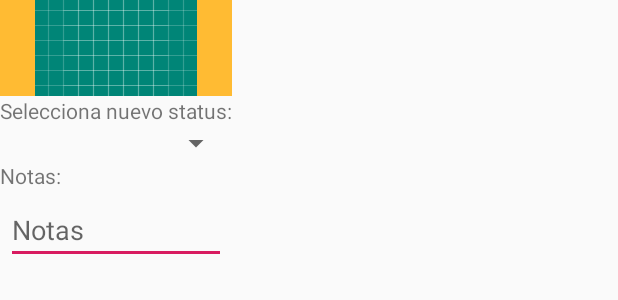
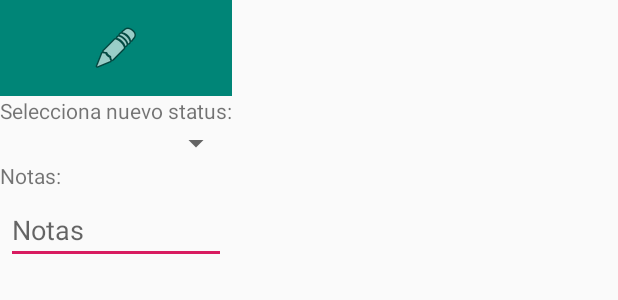
Before and after one commit to tlacloc/sales-partner, an Android app: the layout dialog_order_status_change.xml on its own in the app's theme, with its tools: preview values and no code run, on a phone screen of 412 x 824 dp. Shown: the top 300 px of the screen. Run offline under Robolectric (Android 15) with nearby library versions, the phone set to English and light mode, and no system bars.

Commit message:
modificaciones en view del dialogo de order status change y creacion de apk

```diff
--- a/app/src/main/res/layout/dialog_order_status_change.xml
+++ b/app/src/main/res/layout/dialog_order_status_change.xml
@@ -3,13 +3,15 @@
     android:orientation="vertical"
     android:layout_width="wrap_content"
     android:layout_height="wrap_content">
+
     <ImageView
-        android:src="@drawable/ic_launcher_background"
         android:layout_width="match_parent"
         android:layout_height="64dp"
+        android:background="@color/colorPrimary"
+        android:contentDescription="@string/app_name"
         android:scaleType="center"
-        android:background="#FFFFBB33"
-        android:contentDescription="@string/app_name" />
+        android:scrollbarTrackVertical="@android:drawable/ic_menu_edit"
+        android:src="@android:drawable/ic_menu_edit" />
     <TextView
         android:layout_width="match_parent"
         android:layout_height="wrap_content"
```
Also changed, not shown: 4 other files.
